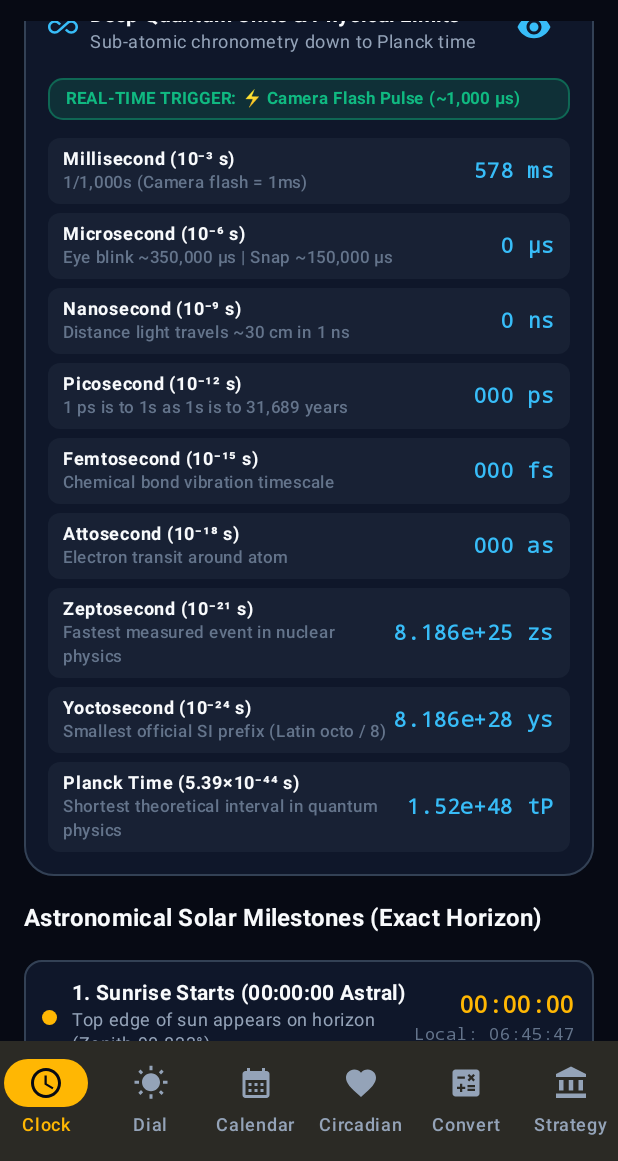
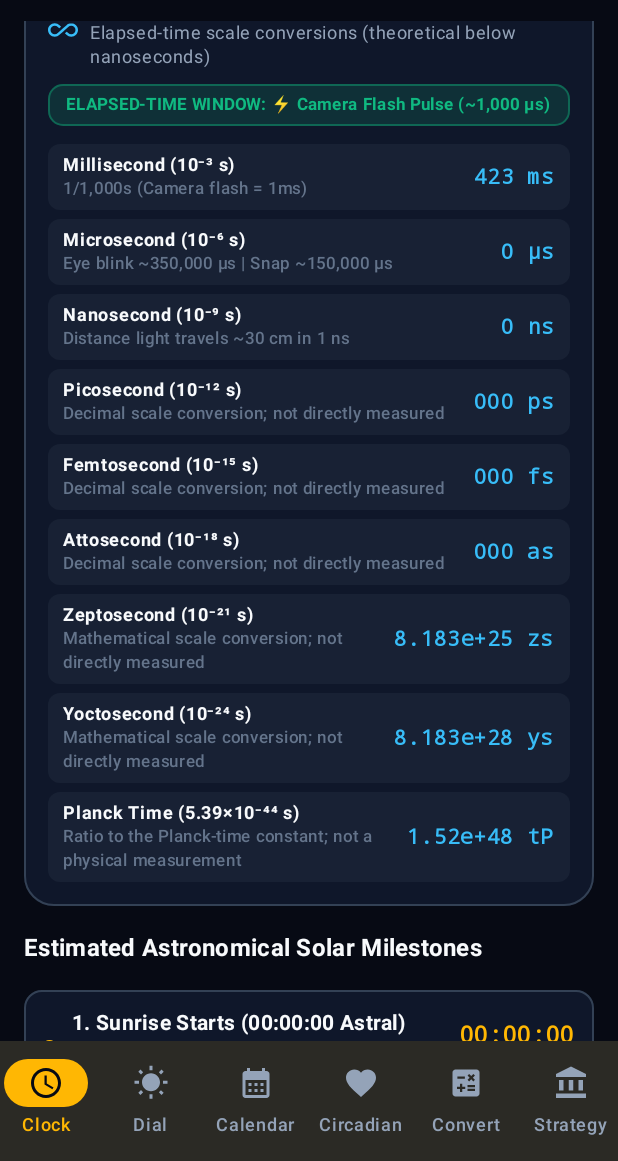
Before and after one commit to JAPStudios/AstralSync, an Android app built with Jetpack Compose: the screen it shows after launch (MainActivity), scrolled down 476 dp, on a phone screen of 412 x 824 dp, the part 75-1236 px from its top. Run offline under Robolectric (Android 15) with nearby library versions, the phone set to English and light mode, and no system bars.

Commit message:
Repair AstralSync solar calculations and chronometry
Replace starter documentation, fix solar and time calculations, clarify precision claims, and add regression tests.

```diff
--- a/app/src/main/java/com/example/data/AstralCalculator.kt
+++ b/app/src/main/java/com/example/data/AstralCalculator.kt
@@ -5,8 +5,8 @@ import java.util.TimeZone
 import kotlin.math.*
 
 /**
- * High-precision astronomical calculations based on NOAA Solar Position Equations.
- * Calculates exact astronomical sunrise (top edge on horizon), solar noon,
+ * Astronomical estimates based on the NOAA solar position approximation.
+ * Estimates astronomical sunrise (top edge on horizon), solar noon,
  * golden hour, sunset, and night start (astronomical twilight).
  */
 object AstralCalculator {
@@ -46,9 +46,12 @@ object AstralCalculator {
      * Compute astronomical solar milestones for a given latitude, longitude, and day timestamp.
      */
     fun computeMilestones(latitude: Double, longitude: Double, timestampMillis: Long, timeZone: TimeZone = TimeZone.getDefault()): SolarMilestones {
+        require(latitude.isFinite() && latitude in -90.0..90.0) { "Latitude must be between -90 and 90 degrees." }
+        require(longitude.isFinite() && longitude in -180.0..180.0) { "Longitude must be between -180 and 180 degrees." }
+
         val cal = Calendar.getInstance(timeZone).apply { timeInMillis = timestampMillis }
         val dayOfYear = cal.get(Calendar.DAY_OF_YEAR)
-        val year = cal.get(Calendar.YEAR)
+        val daysInYear = if (cal.getActualMaximum(Calendar.DAY_OF_YEAR) == 366) 366.0 else 365.0
 
         // Day start in UTC
         val midnightCal = Calendar.getInstance(timeZone).apply {
@@ -62,7 +65,8 @@ object AstralCalculator {
         val tzOffsetHours = timeZone.getOffset(timestampMillis) / 3600000.0
 
         // Fractional year in radians
-        val gamma = 2.0 * Math.PI / 365.0 * (dayOfYear - 1 + (12.0 - 12.0) / 24.0)
+        // NOAA fractional-year angle evaluated at local solar noon.
+        val gamma = 2.0 * Math.PI / daysInYear * (dayOfYear - 1 + 0.5)
 
         // Equation of time in minutes
         val eqtime = 229.18 * (0.000075 + 0.001868 * cos(gamma) - 0.032077 * sin(gamma) -
@@ -127,22 +131,18 @@ object AstralCalculator {
     }
 
     /**
-     * Compute Astral Time where 00:00:00 is exact sunrise.
+     * Compute Astral Time where 00:00:00 is the estimated sunrise.
      */
+    @Suppress("UNUSED_PARAMETER")
     fun computeAstralTime(
         currentTimeMillis: Long,
         nanoOffset: Long,
         milestones: SolarMilestones
     ): AstralTime {
-        // Difference from sunrise
-        var diffMillis = currentTimeMillis - milestones.sunriseStartMillis
-        val fullDayMillis = 24L * 3600L * 1000L
+        val fullDayMillis = 24L * 60L * 60L * 1000L
 
-        // Normalize to positive 24-hour cycle from sunrise
-        while (diffMillis < 0) {
-            diffMillis += fullDayMillis
-        }
-        diffMillis %= fullDayMillis
+        // floorMod handles timestamps before sunrise without an unbounded loop.
+        val diffMillis = Math.floorMod(currentTimeMillis - milestones.sunriseStartMillis, fullDayMillis)
 
         val totalSeconds = diffMillis / 1000.0
         val totalSecInt = diffMillis / 1000
@@ -151,8 +151,10 @@ object AstralCalculator {
         val seconds = (totalSecInt % 60).toInt()
         val millis = (diffMillis % 1000).toInt()
 
-        val micros = (nanoOffset / 1000 % 1000).toInt()
-        val nanos = (nanoOffset % 1000).toInt()
+        // System.nanoTime() has an arbitrary monotonic origin and cannot provide
+        // the sub-millisecond fraction of currentTimeMillis.
+        val micros = 0
+        val nanos = 0
 
         val progress = (diffMillis.toFloat() / fullDayMillis.toFloat()).coerceIn(0f, 1f)
 
@@ -216,11 +218,16 @@ object AstralCalculator {
      * Compute current Solar Elevation and Azimuth for celestial compass and dial.
      */
     fun computeSolarPosition(latitude: Double, longitude: Double, timestampMillis: Long): SolarPosition {
+        require(latitude.isFinite() && latitude in -90.0..90.0) { "Latitude must be between -90 and 90 degrees." }
+        require(longitude.isFinite() && longitude in -180.0..180.0) { "Longitude must be between -180 and 180 degrees." }
+
         val cal = Calendar.getInstance(TimeZone.getTimeZone("UTC")).apply { timeInMillis = timestampMillis }
         val dayOfYear = cal.get(Calendar.DAY_OF_YEAR)
-        val hour = cal.get(Calendar.HOUR_OF_DAY) + cal.get(Calendar.MINUTE) / 60.0 + cal.get(Calendar.SECOND) / 3600.0
+        val daysInYear = if (cal.getActualMaximum(Calendar.DAY_OF_YEAR) == 366) 366.0 else 365.0
+        val hour = cal.get(Calendar.HOUR_OF_DAY) + cal.get(Calendar.MINUTE) / 60.0 +
+                cal.get(Calendar.SECOND) / 3600.0 + cal.get(Calendar.MILLISECOND) / 3_600_000.0
 
-        val gamma = 2.0 * Math.PI / 365.0 * (dayOfYear - 1 + (hour - 12.0) / 24.0)
+        val gamma = 2.0 * Math.PI / daysInYear * (dayOfYear - 1 + (hour - 12.0) / 24.0)
 
         val eqtime = 229.18 * (0.000075 + 0.001868 * cos(gamma) - 0.032077 * sin(gamma) -
                 0.014615 * cos(2 * gamma) - 0.040849 * sin(2 * gamma))
@@ -230,8 +237,8 @@ object AstralCalculator {
                 0.002697 * cos(3 * gamma) + 0.00148 * sin(3 * gamma)
 
         val timeOffset = eqtime + 4.0 * longitude
-        val trueSolarTime = (hour * 60.0 + timeOffset) % 1440.0
-        val haDeg = if (trueSolarTime / 4.0 < 0) trueSolarTime / 4.0 + 180.0 else trueSolarTime / 4.0 - 180.0
+        val trueSolarTime = ((hour * 60.0 + timeOffset) % 1440.0 + 1440.0) % 1440.0
+        val haDeg = trueSolarTime / 4.0 - 180.0
         val haRad = Math.toRadians(haDeg)
         val latRad = Math.toRadians(latitude)
 
@@ -239,13 +246,18 @@ object AstralCalculator {
         val zenithRad = acos(cosZenith.coerceIn(-1.0, 1.0))
         val elevationDeg = 90.0 - Math.toDegrees(zenithRad)
 
-        val cosAzimuth = (sin(decl) - sin(latRad) * cos(zenithRad)) / (cos(latRad) * sin(zenithRad))
-        var azimuthRad = acos(cosAzimuth.coerceIn(-1.0, 1.0))
-        var azimuthDeg = Math.toDegrees(azimuthRad)
-        if (haDeg > 0) {
-            azimuthDeg = (azimuthDeg + 180.0) % 360.0
+        // atan2 preserves the correct quadrant and remains stable near the horizon.
+        // At a geographic pole the azimuth is undefined; return a neutral bearing.
+        val azimuthDeg = if (abs(cos(latRad) * sin(zenithRad)) < 1e-12) {
+            0.0
         } else {
-            azimuthDeg = (540.0 - azimuthDeg) % 360.0
+            val azimuth = Math.toDegrees(
+                atan2(
+                    sin(haRad),
+                    cos(haRad) * sin(latRad) - tan(decl) * cos(latRad)
+                )
+            ) + 180.0
+            ((azimuth % 360.0) + 360.0) % 360.0
         }
 
         return SolarPosition(
--- a/app/src/main/java/com/example/data/AstralCalendarEngine.kt
+++ b/app/src/main/java/com/example/data/AstralCalendarEngine.kt
@@ -1,5 +1,7 @@
 package com.example.data
 
+import java.math.BigDecimal
+import java.math.BigInteger
 import java.util.Calendar
 import java.util.Date
 import java.util.TimeZone
@@ -198,46 +200,55 @@ object AstralCalendarEngine {
     }
 
     /**
-     * Compute deep quantum chronometry down to Planck time for a given elapsed second duration.
+     * Convert elapsed seconds into progressively smaller mathematical time scales.
+     * Values below nanoseconds are scale conversions, not direct physical measurements.
      */
+    @Suppress("UNUSED_PARAMETER")
     fun computeQuantumChronometry(elapsedSeconds: Double, currentNanos: Long): QuantumChronometry {
-        val totalMillis = (elapsedSeconds * 1000.0).toLong()
+        require(elapsedSeconds.isFinite() && elapsedSeconds >= 0.0) {
+            "Elapsed time must be a finite, non-negative number of seconds."
+        }
+
+        val elapsed = BigDecimal.valueOf(elapsedSeconds)
+        val fractionalSeconds = elapsed.remainder(BigDecimal.ONE)
         val totalMicros = (elapsedSeconds * 1_000_000.0).toLong()
-        val totalNanos = (elapsedSeconds * 1_000_000_000.0).toLong()
 
-        val subMicro = (currentNanos % 1_000_000L) / 1000L // 0..999 microseconds
+        // Trigger windows are centered on each period boundary, rather than only
+        // recognizing the interval after a boundary.
+        fun nearPeriodBoundary(periodMicros: Long, toleranceMicros: Long): Boolean {
+            val phase = Math.floorMod(totalMicros, periodMicros)
+            return minOf(phase, periodMicros - phase) <= toleranceMicros
+        }
 
-        // Triggers from user specification:
-        // Eye Blink: 350,000 µs (~350 ms)
-        // Finger Snap: 150,000 µs (~150 ms)
-        // Camera Flash: 1,000 µs (1 ms)
-        // Camera Shutter: 4,000 µs (4 ms)
         val trigger = when {
-            totalMicros % 350_000L in 0..5000 -> "👁️ Eye Blink Quantum Window (~350,000 µs)"
-            totalMicros % 150_000L in 0..5000 -> "🫰 Finger Snap Quantum Window (~150,000 µs)"
-            totalMicros % 4_000L in 0..500 -> "📸 Camera Shutter Open (~4,000 µs)"
-            totalMicros % 1_000L in 0..200 -> "⚡ Camera Flash Pulse (~1,000 µs)"
+            nearPeriodBoundary(350_000L, 5_000L) -> "👁️ Eye Blink Quantum Window (~350,000 µs)"
+            nearPeriodBoundary(150_000L, 5_000L) -> "🫰 Finger Snap Quantum Window (~150,000 µs)"
+            nearPeriodBoundary(4_000L, 500L) -> "📸 Camera Shutter Open (~4,000 µs)"
+            nearPeriodBoundary(1_000L, 200L) -> "⚡ Camera Flash Pulse (~1,000 µs)"
             else -> null
         }
 
-        // Sub-atomic units using scientific formatting
-        val picos = (totalNanos % 1_000_000_000L) * 1_000L + (currentNanos % 1000L)
-        val femtos = picos * 1000L
-        val attos = femtos * 1000L
+        // These are decimal scale conversions of elapsed time. The monotonic
+        // clock's arbitrary origin is not mixed into wall-clock measurements.
+        fun fractionalUnit(digits: Int): String = fractionalSeconds
+            .movePointRight(digits)
+            .toBigInteger()
+            .mod(BigInteger.valueOf(1000L))
+            .toString()
+            .padStart(3, '0')
 
-        // Yoctoseconds: 10^-24 s, Planck time: 5.39 x 10^-44 s
         val yoctoExp = String.format("%.3e ys", elapsedSeconds * 1e24)
         val zeptoExp = String.format("%.3e zs", elapsedSeconds * 1e21)
         val planckExp = String.format("%.2e tP", elapsedSeconds / 5.39e-44)
 
         return QuantumChronometry(
             seconds = elapsedSeconds,
-            milliseconds = totalMillis % 1000,
-            microseconds = totalMicros % 1000,
-            nanoseconds = totalNanos % 1000,
-            picoseconds = String.format("%03d", picos % 1000),
-            femtoseconds = String.format("%03d", femtos % 1000),
-            attoseconds = String.format("%03d", attos % 1000),
+            milliseconds = fractionalUnit(3).toLong(),
+            microseconds = fractionalUnit(6).toLong(),
+            nanoseconds = fractionalUnit(9).toLong(),
+            picoseconds = fractionalUnit(12),
+            femtoseconds = fractionalUnit(15),
+            attoseconds = fractionalUnit(18),
             zeptoseconds = zeptoExp,
             yoctoseconds = yoctoExp,
             planckTimes = planckExp,
--- a/app/src/main/java/com/example/ui/AstralViewModel.kt
+++ b/app/src/main/java/com/example/ui/AstralViewModel.kt
@@ -146,7 +146,7 @@ class AstralViewModel : ViewModel() {
                     )
                 }
 
-                // Update at ~30 FPS for smooth sub-microsecond and visual pulses
+                // Refresh the displayed clock and solar calculations at approximately 30 FPS
                 delay(33L)
             }
         }
--- a/app/src/main/java/com/example/ui/screens/ClockScreen.kt
+++ b/app/src/main/java/com/example/ui/screens/ClockScreen.kt
@@ -168,13 +168,9 @@ fun ClockScreen(
                         color = TextPrimary
                     )
 
-                    // Milliseconds & Microseconds
+                    // Wall-clock time is sourced from millisecond-resolution system time.
                     Text(
-                        text = String.format(
-                            ".%03d ms  %03d µs",
-                            state.astralTime.milliseconds,
-                            state.astralTime.microseconds
-                        ),
+                        text = String.format(".%03d ms", state.astralTime.milliseconds),
                         style = MaterialTheme.typography.titleMedium.copy(
                             fontFamily = FontFamily.Monospace,
                             fontWeight = FontWeight.SemiBold
@@ -285,12 +281,12 @@ fun ClockScreen(
                             Icon(Icons.Default.AllInclusive, contentDescription = null, tint = CelestialCyan, modifier = Modifier.size(20.dp))
                             Column {
                                 Text(
-                                    text = "Deep Quantum Units & Physical Limits",
+                                    text = "Elapsed-Time Scale Conversions",
                                     style = MaterialTheme.typography.titleSmall.copy(fontWeight = FontWeight.Bold),
                                     color = TextPrimary
                                 )
                                 Text(
-                                    text = "Sub-atomic chronometry down to Planck time",
+                                    text = "Elapsed-time scale conversions (theoretical below nanoseconds)",
                                     style = MaterialTheme.typography.bodySmall,
                                     color = TextSecondary
                                 )
@@ -315,7 +311,7 @@ fun ClockScreen(
                             modifier = Modifier.fillMaxWidth()
                         ) {
                             Text(
-                                text = "REAL-TIME TRIGGER: $trigger",
+                                text = "ELAPSED-TIME WINDOW: $trigger",
                                 style = MaterialTheme.typography.labelSmall.copy(fontWeight = FontWeight.Bold),
                                 color = AuroraGreen,
                                 modifier = Modifier.padding(horizontal = 12.dp, vertical = 6.dp)
@@ -329,12 +325,12 @@ fun ClockScreen(
                             QuantumUnitRow("Millisecond (10⁻³ s)", "${state.quantumChronometry.milliseconds} ms", "1/1,000s (Camera flash = 1ms)")
                             QuantumUnitRow("Microsecond (10⁻⁶ s)", "${state.quantumChronometry.microseconds} µs", "Eye blink ~350,000 µs | Snap ~150,000 µs")
                             QuantumUnitRow("Nanosecond (10⁻⁹ s)", "${state.quantumChronometry.nanoseconds} ns", "Distance light travels ~30 cm in 1 ns")
-                            QuantumUnitRow("Picosecond (10⁻¹² s)", "${state.quantumChronometry.picoseconds} ps", "1 ps is to 1s as 1s is to 31,689 years")
-                            QuantumUnitRow("Femtosecond (10⁻¹⁵ s)", "${state.quantumChronometry.femtoseconds} fs", "Chemical bond vibration timescale")
-                            QuantumUnitRow("Attosecond (10⁻¹⁸ s)", "${state.quantumChronometry.attoseconds} as", "Electron transit around atom")
-                            QuantumUnitRow("Zeptosecond (10⁻²¹ s)", state.quantumChronometry.zeptoseconds, "Fastest measured event in nuclear physics")
-                            QuantumUnitRow("Yoctosecond (10⁻²⁴ s)", state.quantumChronometry.yoctoseconds, "Smallest official SI prefix (Latin octo / 8)")
-                            QuantumUnitRow("Planck Time (5.39×10⁻⁴⁴ s)", state.quantumChronometry.planckTimes, "Shortest theoretical interval in quantum physics")
+                            QuantumUnitRow("Picosecond (10⁻¹² s)", "${state.quantumChronometry.picoseconds} ps", "Decimal scale conversion; not directly measured")
+                            QuantumUnitRow("Femtosecond (10⁻¹⁵ s)", "${state.quantumChronometry.femtoseconds} fs", "Decimal scale conversion; not directly measured")
+                            QuantumUnitRow("Attosecond (10⁻¹⁸ s)", "${state.quantumChronometry.attoseconds} as", "Decimal scale conversion; not directly measured")
+                            QuantumUnitRow("Zeptosecond (10⁻²¹ s)", state.quantumChronometry.zeptoseconds, "Mathematical scale conversion; not directly measured")
+                            QuantumUnitRow("Yoctosecond (10⁻²⁴ s)", state.quantumChronometry.yoctoseconds, "Mathematical scale conversion; not directly measured")
+                            QuantumUnitRow("Planck Time (5.39×10⁻⁴⁴ s)", state.quantumChronometry.planckTimes, "Ratio to the Planck-time constant; not a physical measurement")
                         }
                     }
                 }
@@ -344,7 +340,7 @@ fun ClockScreen(
         // Solar Milestones Grid
         item {
             Text(
-                text = "Astronomical Solar Milestones (Exact Horizon)",
+                text = "Estimated Astronomical Solar Milestones",
                 style = MaterialTheme.typography.titleMedium.copy(fontWeight = FontWeight.Bold),
                 color = TextPrimary
             )
@@ -568,10 +564,8 @@ fun MilestoneCard(
 }
 
 private fun computeRelativeAstral(targetMillis: Long, sunriseMillis: Long): String {
-    var diff = targetMillis - sunriseMillis
-    val dayMillis = 24L * 3600L * 1000L
-    while (diff < 0) diff += dayMillis
-    diff %= dayMillis
+    val dayMillis = 24L * 60L * 60L * 1000L
+    val diff = Math.floorMod(targetMillis - sunriseMillis, dayMillis)
     val totalSec = diff / 1000
     val h = totalSec / 3600
     val m = (totalSec % 3600) / 60
```
Also changed, not shown: app/build.gradle.kts (+0 -26 lines), 2 other files.
